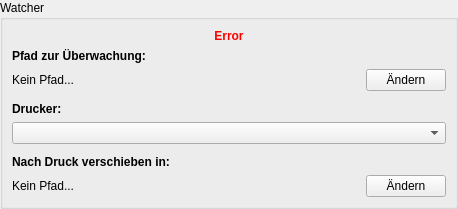
MisterPascal/QFileWatcher, file filewatcherwidget.ui: the form before one commit.
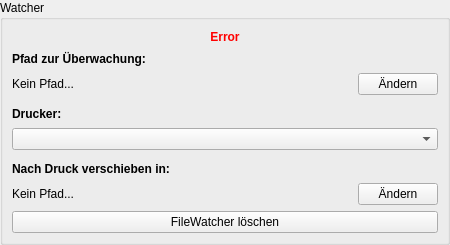
The form after the commit.

Commit message: add delete btn and translation

Diff of the .ui file:
```diff
--- a/filewatcherwidget.ui
+++ b/filewatcherwidget.ui
@@ -6,8 +6,8 @@
    <rect>
     <x>0</x>
     <y>0</y>
-    <width>458</width>
-    <height>205</height>
+    <width>450</width>
+    <height>245</height>
    </rect>
   </property>
   <property name="windowTitle">
@@ -177,6 +177,13 @@
         </item>
        </layout>
       </item>
+      <item>
+       <widget class="QPushButton" name="pushButton_delete">
+        <property name="text">
+         <string>FileWatcher löschen</string>
+        </property>
+       </widget>
+      </item>
      </layout>
     </widget>
    </item>
```
Left out of the diff: 2 changed lines with no effect on the pictures. The commit also changes 5 other files.
